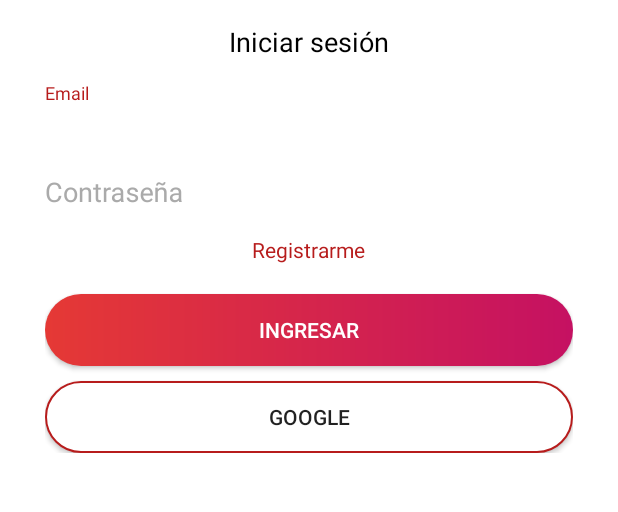
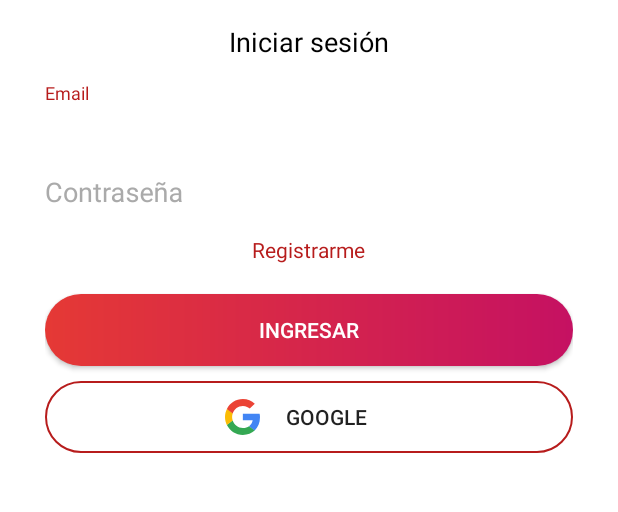
Before and after one commit to arivalencia/PlusVida, an Android app: the screen it shows after launch (AuthActivity), on a phone screen of 412 x 824 dp, the part 505-1017 px from its top. Run offline under Robolectric (Android 15) with nearby library versions, the phone set to English and light mode, and no system bars; our stand-ins replace Firebase (no records; nobody signed in at launch, a user with empty details on screens opened directly).

Commit message:
Dic 2, 2k20

```diff
--- a/app/src/main/java/com/life/pluslife/fragments/OptionsFragment.kt
+++ b/app/src/main/java/com/life/pluslife/fragments/OptionsFragment.kt
@@ -42,12 +42,9 @@ class OptionsFragment: Fragment() {
                 { /*PROCESS NEGATIVE BUTTON*/ },
                 {
                     /*PROCESS POSITIVE BUTTON*/
-
                     FirebaseAuth.getInstance().signOut()
 
-                    var localHelper = context?.let { it1 -> LocalHelper(it1) }
-                    //var user = localHelper?.getUser()
-                    //user?.email = null
+                    val localHelper = context?.let { it1 -> LocalHelper(it1) }
                     localHelper?.setUser(null)
 
                     activity?.finish()
--- /dev/null
+++ b/app/src/main/res/drawable/ic_google_icon.xml
@@ -0,0 +1,7 @@
+<vector android:height="24dp" android:viewportHeight="262"
+    android:viewportWidth="256" android:width="23.4528dp" xmlns:android="http://schemas.android.com/apk/res/android">
+    <path android:fillColor="#4285F4" android:pathData="M255.878,133.451c0,-10.734 -0.871,-18.567 -2.756,-26.69H130.55v48.448h71.947c-1.45,12.04 -9.283,30.172 -26.69,42.356l-0.244,1.622 38.755,30.023 2.685,0.268c24.659,-22.774 38.875,-56.282 38.875,-96.027"/>
+    <path android:fillColor="#34A853" android:pathData="M130.55,261.1c35.248,0 64.839,-11.605 86.453,-31.622l-41.196,-31.913c-11.024,7.688 -25.82,13.055 -45.257,13.055 -34.523,0 -63.824,-22.773 -74.269,-54.25l-1.531,0.13 -40.298,31.187 -0.527,1.465C35.393,231.798 79.49,261.1 130.55,261.1"/>
+    <path android:fillColor="#FBBC05" android:pathData="M56.281,156.37c-2.756,-8.123 -4.351,-16.827 -4.351,-25.82 0,-8.994 1.595,-17.697 4.206,-25.82l-0.073,-1.73L15.26,71.312l-1.335,0.635C5.077,89.644 0,109.517 0,130.55s5.077,40.905 13.925,58.602l42.356,-32.782"/>
+    <path android:fillColor="#EB4335" android:pathData="M130.55,50.479c24.514,0 41.05,10.589 50.479,19.438l36.844,-35.974C195.245,12.91 165.798,0 130.55,0 79.49,0 35.393,29.301 13.925,71.947l42.211,32.783c10.59,-31.477 39.891,-54.251 74.414,-54.251"/>
+</vector>
--- a/app/src/main/res/layout/activity_auth.xml
+++ b/app/src/main/res/layout/activity_auth.xml
@@ -85,13 +85,27 @@
             android:background="@drawable/background_button"
             android:text="Ingresar"/>
 
-        <Button
-            android:id="@+id/button_google"
+        <LinearLayout
             android:layout_width="match_parent"
             android:layout_height="wrap_content"
+            android:gravity="center"
             android:layout_marginTop="10dp"
             android:background="@drawable/background_white_stroke"
-            android:text="Google"/>
+            android:orientation="horizontal">
+
+            <ImageView
+                android:layout_width="wrap_content"
+                android:layout_height="wrap_content"
+                android:src="@drawable/ic_google_icon"/>
+
+            <Button
+                android:id="@+id/button_google"
+                android:layout_width="wrap_content"
+                android:layout_height="wrap_content"
+                android:background="@null"
+                android:text="Google"/>
+
+        </LinearLayout>
 
     </LinearLayout>
 
```
Also changed, not shown: app/src/main/java/com/life/pluslife/fragments/HomeFragment.kt (+32 -29 lines), app/src/main/res/layout/component_form.xml (+5 -5 lines), app/src/main/res/layout/fragment_home.xml (+7 -7 lines).
